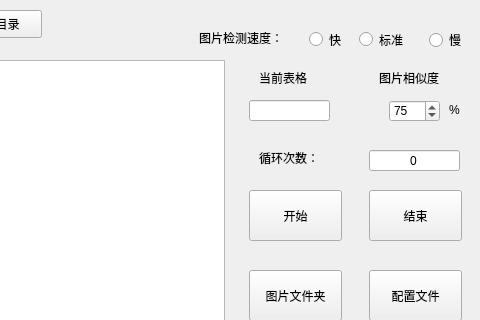
First picture: the form in mini_sys.ui, repository kkblank/Automation-Toolbox, before the edit; both pictures show x 81 to 561 and y 0 to 320 of the 561 by 478 pixel window.
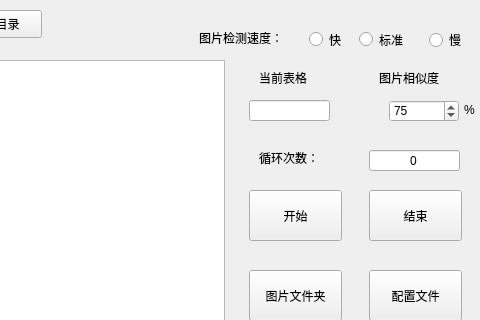
Second picture: the form after the edit.

Diff of the .ui file:
```diff
--- a/mini_sys.ui
+++ b/mini_sys.ui
@@ -306,7 +306,7 @@
     <rect>
      <x>470</x>
      <y>100</y>
-     <width>51</width>
+      <width>70</width>
      <height>22</height>
     </rect>
    </property>
@@ -320,7 +320,7 @@
   <widget class="QLabel" name="label_8">
    <property name="geometry">
     <rect>
-     <x>530</x>
+      <x>545</x>
      <y>100</y>
      <width>16</width>
      <height>20</height>
```
Lines whose indentation alone changed are shown as unchanged.
